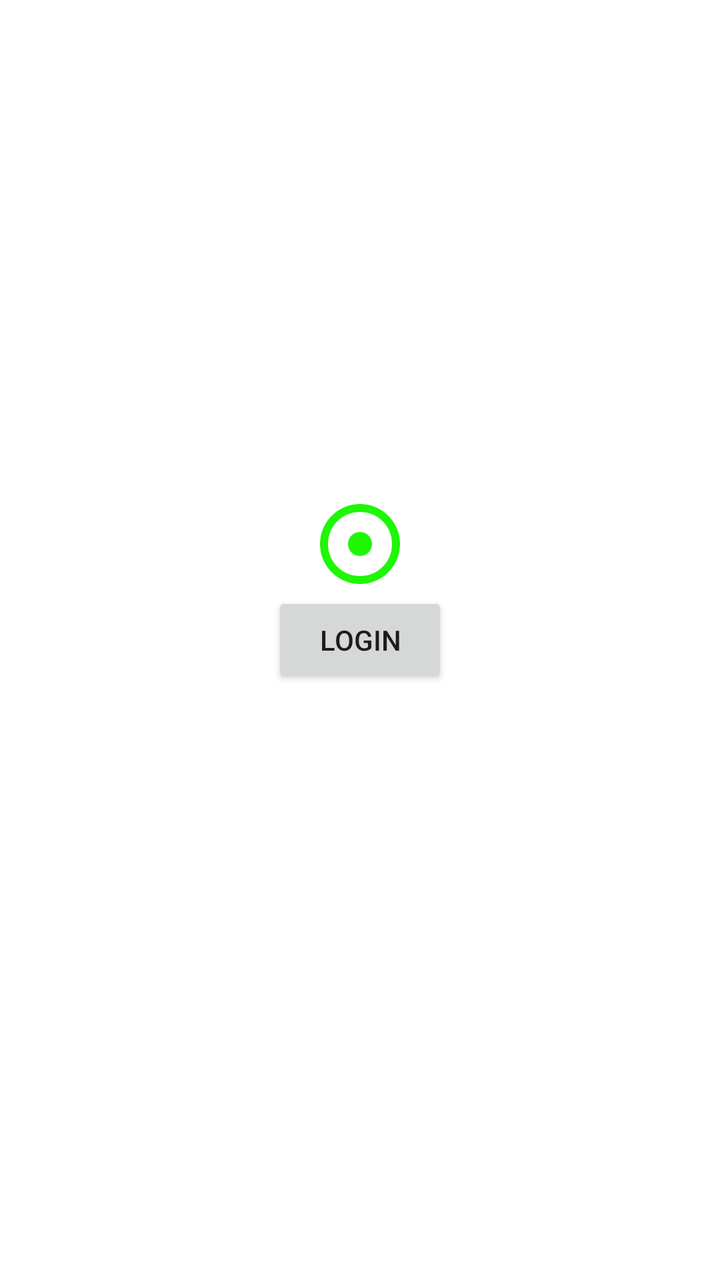
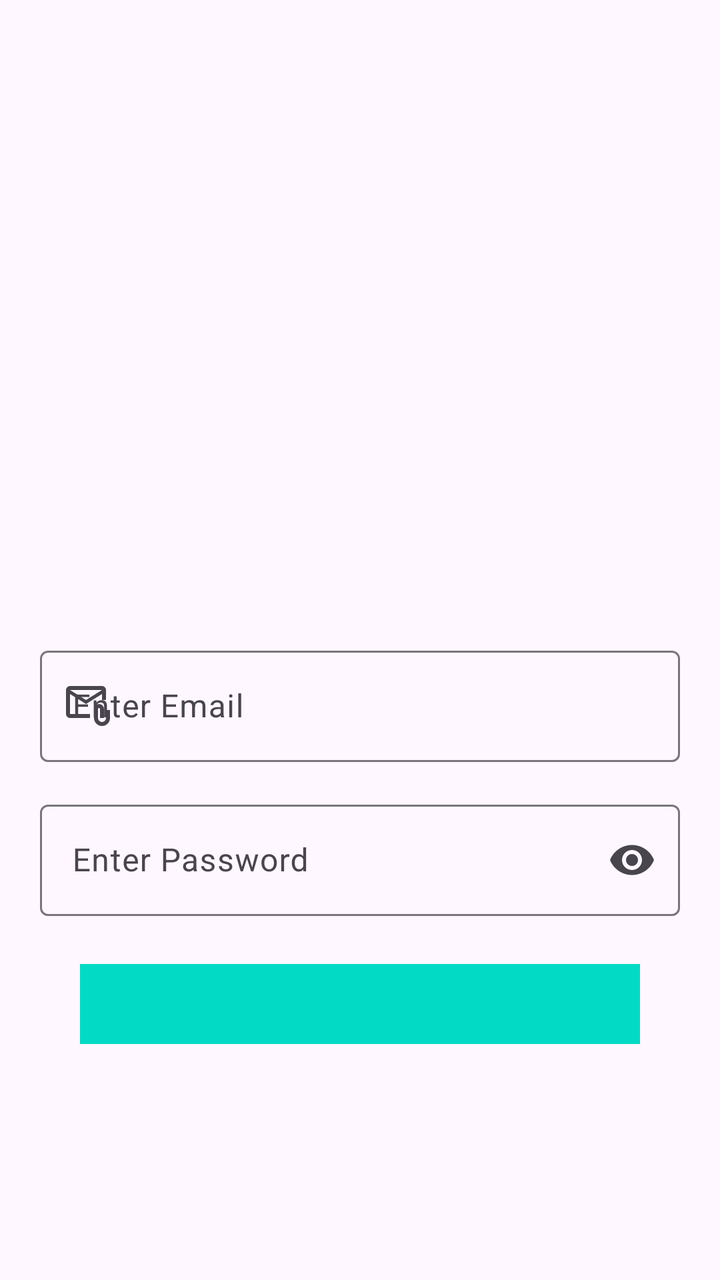

Screens rendered from an Android XML layout before and after an edit, with the pre-edit source and the edit as a unified diff.
<!-- AndroidManifest.xml: application theme Theme.Appify -->
<!-- res/layout/activity_login.xml -->
<?xml version="1.0" encoding="utf-8"?>
<androidx.constraintlayout.widget.ConstraintLayout xmlns:android="http://schemas.android.com/apk/res/android"
    xmlns:app="http://schemas.android.com/apk/res-auto"
    xmlns:tools="http://schemas.android.com/tools"
    android:id="@+id/main"
    android:layout_width="match_parent"
    android:layout_height="match_parent"
    tools:context=".LoginActivity">

    <Button
        android:id="@+id/btn_login"
        android:layout_width="wrap_content"
        android:layout_height="wrap_content"
        android:text="Login"
        app:layout_constraintStart_toStartOf="parent"
        app:layout_constraintEnd_toEndOf="parent"
        app:layout_constraintTop_toTopOf="parent"
        app:layout_constraintBottom_toBottomOf="parent"/>

    <ImageView
        android:id="@+id/iv_login"
        android:layout_width="wrap_content"
        android:layout_height="wrap_content"
        app:srcCompat="@drawable/ic_outline_adjust_48"
        app:layout_constraintBottom_toTopOf="@id/btn_login"
        app:layout_constraintStart_toStartOf="@id/btn_login"
        app:layout_constraintEnd_toEndOf="@id/btn_login"/>
</androidx.constraintlayout.widget.ConstraintLayout>
<!-- resources referenced by this layout -->
<resources>
  <!-- drawable ic_outline_adjust_48 (drawable) -->
  <vector xmlns:android="http://schemas.android.com/apk/res/android" android:height="48dp" android:tint="#1EF606" android:viewportHeight="960" android:viewportWidth="960" android:width="48dp">
        
      <path android:fillColor="@android:color/white" android:pathData="M565,565Q600,530 600,480Q600,430 565,395Q530,360 480,360Q430,360 395,395Q360,430 360,480Q360,530 395,565Q430,600 480,600Q530,600 565,565ZM480,880Q397,880 324,848.5Q251,817 197,763Q143,709 111.5,636Q80,563 80,480Q80,397 111.5,324Q143,251 197,197Q251,143 324,111.5Q397,80 480,80Q563,80 636,111.5Q709,143 763,197Q817,251 848.5,324Q880,397 880,480Q880,563 848.5,636Q817,709 763,763Q709,817 636,848.5Q563,880 480,880ZM480,800Q614,800 707,707Q800,614 800,480Q800,346 707,253Q614,160 480,160Q346,160 253,253Q160,346 160,480Q160,614 253,707Q346,800 480,800ZM480,480Q480,480 480,480Q480,480 480,480Q480,480 480,480Q480,480 480,480Q480,480 480,480Q480,480 480,480Q480,480 480,480Q480,480 480,480Z"/>
      
  </vector>
  <style name="Theme.Appify" parent="Theme.MaterialComponents.DayNight.DarkActionBar">
          
          <item name="colorPrimary">@color/purple_500</item>
          <item name="colorPrimaryVariant">@color/purple_700</item>
          <item name="colorOnPrimary">@color/white</item>
          
          <item name="colorSecondary">@color/teal_200</item>
          <item name="colorSecondaryVariant">@color/teal_700</item>
          <item name="colorOnSecondary">@color/black</item>
          
          <item name="android:statusBarColor">?attr/colorPrimaryVariant</item>
          
      </style>
  <color name="purple_500">#FF6200EE</color>
  <color name="purple_700">#FF3700B3</color>
  <color name="white">#FFFFFFFF</color>
  <color name="teal_200">#FF03DAC5</color>
  <color name="teal_700">#FF018786</color>
  <color name="black">#FF000000</color>
</resources>

<!-- the commit's change to res/layout/activity_login.xml (unified diff, before → after) -->
@@ -5,24 +5,53 @@
     android:id="@+id/main"
     android:layout_width="match_parent"
     android:layout_height="match_parent"
+    android:padding="20dp"
     tools:context=".LoginActivity">
 
-    <Button
-        android:id="@+id/btn_login"
-        android:layout_width="wrap_content"
+    <com.google.android.material.textfield.TextInputLayout
+        android:id="@+id/til_email"
+        android:layout_width="match_parent"
         android:layout_height="wrap_content"
-        android:text="Login"
-        app:layout_constraintStart_toStartOf="parent"
-        app:layout_constraintEnd_toEndOf="parent"
         app:layout_constraintTop_toTopOf="parent"
-        app:layout_constraintBottom_toBottomOf="parent"/>
+        android:layout_marginTop="300dp"
+        android:hint="Enter Email"
+        app:startIconDrawable="@drawable/ic_email_24"
+        style="@style/Widget.Material3.TextInputLayout.OutlinedBox">
 
-    <ImageView
-        android:id="@+id/iv_login"
-        android:layout_width="wrap_content"
+        <com.google.android.material.textfield.TextInputEditText
+            android:id="@+id/tiet_email"
+            android:layout_width="match_parent"
+            android:layout_height="wrap_content"
+            android:inputType="textEmailAddress"
+            />
+
+    </com.google.android.material.textfield.TextInputLayout>
+
+    <com.google.android.material.textfield.TextInputLayout
+        android:id="@+id/til_password"
+        android:layout_width="match_parent"
         android:layout_height="wrap_content"
-        app:srcCompat="@drawable/ic_outline_adjust_48"
-        app:layout_constraintBottom_toTopOf="@id/btn_login"
-        app:layout_constraintStart_toStartOf="@id/btn_login"
-        app:layout_constraintEnd_toEndOf="@id/btn_login"/>
+        app:layout_constraintTop_toBottomOf="@id/til_email"
+        android:layout_marginTop="16dp"
+        android:hint="Enter Password"
+        app:endIconMode="password_toggle"
+        style="@style/Widget.Material3.TextInputLayout.OutlinedBox">
+
+        <com.google.android.material.textfield.TextInputEditText
+            android:id="@+id/tiet_password"
+            android:layout_width="match_parent"
+            android:layout_height="wrap_content"
+            android:inputType="textPassword"
+            />
+
+    </com.google.android.material.textfield.TextInputLayout>
+
+    <com.google.android.material.button.MaterialButton
+        android:layout_width="match_parent"
+        android:layout_height="wrap_content"
+        app:layout_constraintTop_toBottomOf="@id/til_password"
+        android:layout_margin="20dp"
+        android:backgroundTint="@color/teal_200"
+        app:cornerRadius="0dp"
+        />
 </androidx.constraintlayout.widget.ConstraintLayout>
<!-- resource entries referenced after the edit -->
@@ -1,12 +1,13 @@
 <!-- resources referenced by this layout -->
 <resources>
-  <!-- drawable ic_outline_adjust_48 (drawable) -->
-  <vector xmlns:android="http://schemas.android.com/apk/res/android" android:height="48dp" android:tint="#1EF606" android:viewportHeight="960" android:viewportWidth="960" android:width="48dp">
+  <color name="teal_200">#FF03DAC5</color>
+  <!-- drawable ic_email_24 (drawable) -->
+  <vector xmlns:android="http://schemas.android.com/apk/res/android" android:height="24dp" android:tint="#582D2D" android:viewportHeight="960" android:viewportWidth="960" android:width="24dp">
         
-      <path android:fillColor="@android:color/white" android:pathData="M565,565Q600,530 600,480Q600,430 565,395Q530,360 480,360Q430,360 395,395Q360,430 360,480Q360,530 395,565Q430,600 480,600Q530,600 565,565ZM480,880Q397,880 324,848.5Q251,817 197,763Q143,709 111.5,636Q80,563 80,480Q80,397 111.5,324Q143,251 197,197Q251,143 324,111.5Q397,80 480,80Q563,80 636,111.5Q709,143 763,197Q817,251 848.5,324Q880,397 880,480Q880,563 848.5,636Q817,709 763,763Q709,817 636,848.5Q563,880 480,880ZM480,800Q614,800 707,707Q800,614 800,480Q800,346 707,253Q614,160 480,160Q346,160 253,253Q160,346 160,480Q160,614 253,707Q346,800 480,800ZM480,480Q480,480 480,480Q480,480 480,480Q480,480 480,480Q480,480 480,480Q480,480 480,480Q480,480 480,480Q480,480 480,480Q480,480 480,480Z"/>
+      <path android:fillColor="@android:color/white" android:pathData="M440,440L120,240L120,640Q120,640 120,640Q120,640 120,640L520,640L520,720L120,720Q87,720 63.5,696.5Q40,673 40,640L40,160Q40,127 63.5,103.5Q87,80 120,80L760,80Q793,80 816.5,103.5Q840,127 840,160L840,360L760,360L760,240L440,440ZM440,360L760,160L120,160L440,360ZM760,880Q694,880 647,833Q600,786 600,720L600,540Q600,498 629,469Q658,440 700,440Q742,440 771,469Q800,498 800,540L800,720L720,720L720,540Q720,532 714,526Q708,520 700,520Q692,520 686,526Q680,532 680,540L680,720Q680,753 703.5,776.5Q727,800 760,800Q793,800 816.5,776.5Q840,753 840,720L840,560L920,560L920,720Q920,786 873,833Q826,880 760,880ZM120,240L120,160L120,160L120,240L120,640Q120,640 120,640Q120,640 120,640L120,640L120,540Q120,482 120,441Q120,400 120,400L120,400L120,240Z"/>
       
   </vector>
-  <style name="Theme.Appify" parent="Theme.MaterialComponents.DayNight.DarkActionBar">
+  <style name="Theme.Appify" parent="Theme.Material3.DayNight.NoActionBar">
           
           <item name="colorPrimary">@color/purple_500</item>
           <item name="colorPrimaryVariant">@color/purple_700</item>
@@ -22,7 +23,6 @@
   <color name="purple_500">#FF6200EE</color>
   <color name="purple_700">#FF3700B3</color>
   <color name="white">#FFFFFFFF</color>
-  <color name="teal_200">#FF03DAC5</color>
   <color name="teal_700">#FF018786</color>
   <color name="black">#FF000000</color>
 </resources>
